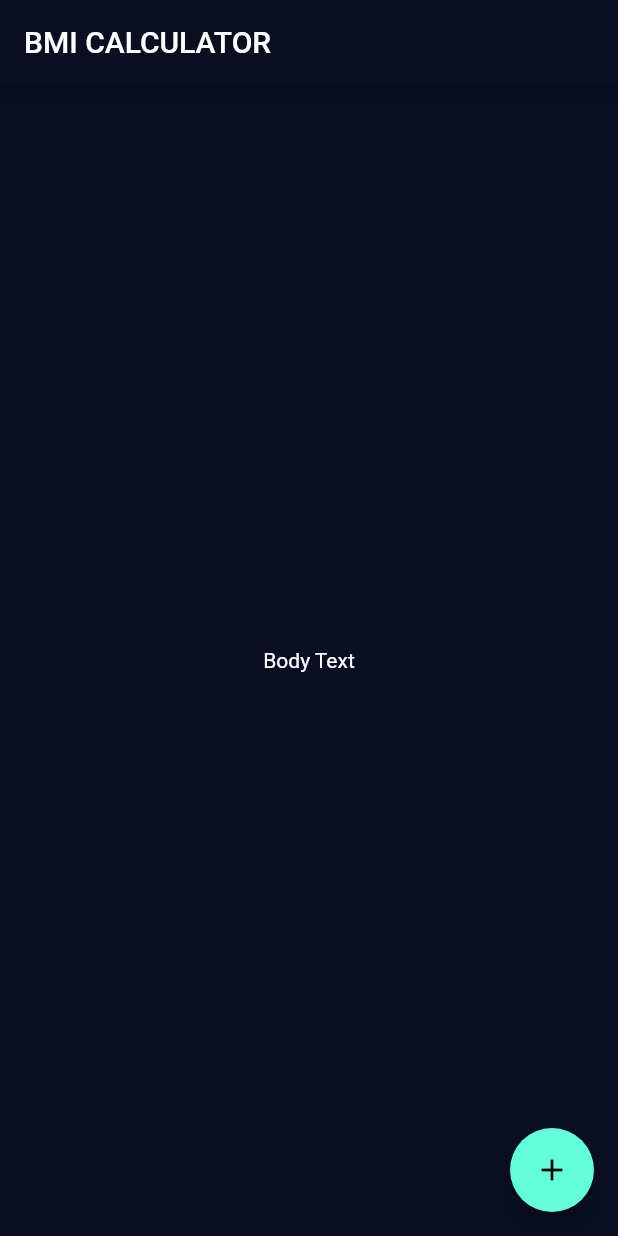
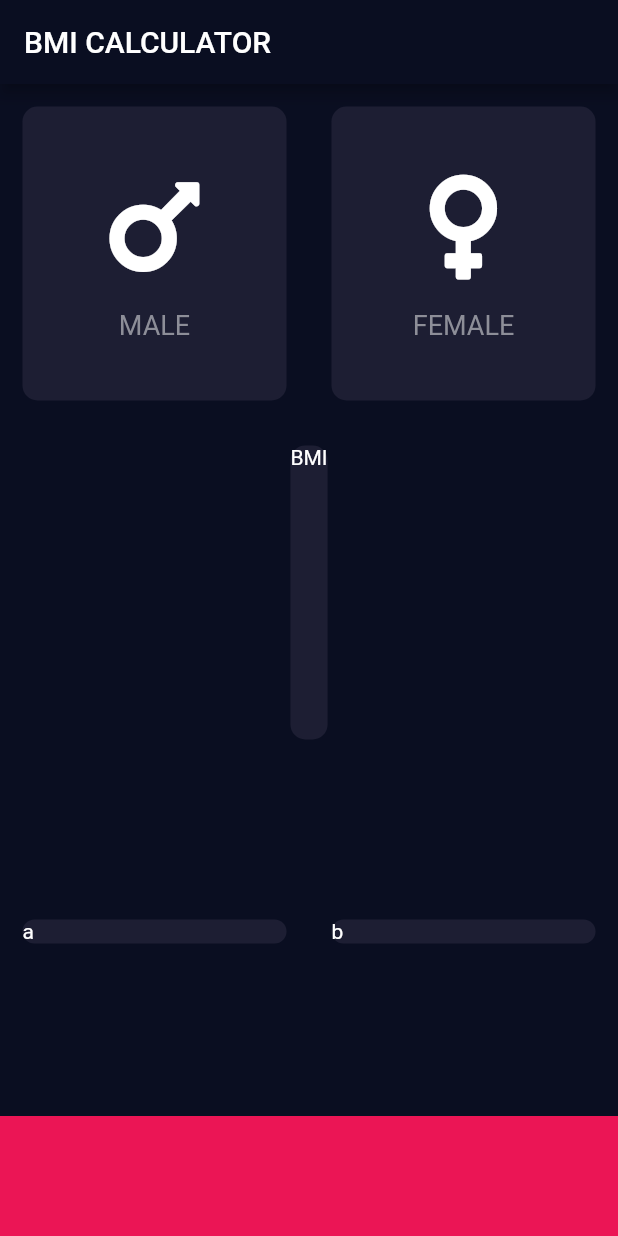
Before and after one commit to kmrosiek/bmicalculator, a Flutter app: the screen it shows after launch, on a phone screen of 412 x 824 dp. Run offline on Flutter 3.47's test engine with Material 2 defaults, Android fonts, the phone set to English and light mode, and no system bars; our stand-ins replace font_awesome_flutter.

Commit message:
Implemented gender cards design.

```diff
--- /dev/null
+++ b/lib/icon_content.dart
@@ -0,0 +1,23 @@
+
+import 'package:flutter/material.dart';
+
+class GenderCard extends StatelessWidget {
+  const GenderCard({required this.text, required this.icon});
+
+  final text;
+  final IconData icon;
+
+  @override
+  Widget build(BuildContext context) {
+    return Column(
+      mainAxisAlignment: MainAxisAlignment.center,
+      children: [
+        Icon(icon, size: 80.0),
+        SizedBox(height: 15.0),
+        Text(text,
+            style:
+                TextStyle(fontSize: 18.0, color: Color(0xFF8D8E98))),
+      ],
+    );
+  }
+}
--- a/lib/input_page.dart
+++ b/lib/input_page.dart
@@ -1,5 +1,12 @@
+import 'package:flutter/material.dart';
+import 'package:font_awesome_flutter/font_awesome_flutter.dart';
+import 'package:linkedin07bmicalculator/reusable_card.dart';
 
-import 'package:flutter/material.dart';
+import 'icon_content.dart';
+
+const bottomContainerHeight = 80.0;
+const bottomContainerColor = Color(0xFFEB1555);
+const reusableCardColor = Color(0xFF1D1E33);
 
 class InputPage extends StatefulWidget {
   @override
@@ -13,12 +20,42 @@ class _InputPageState extends State<InputPage> {
       appBar: AppBar(
         title: Text('BMI CALCULATOR'),
       ),
-      body: Center(
-        child: Text('Body Text'),
-      ),
-      floatingActionButton: FloatingActionButton(
-        onPressed: () {},
-        child: Icon(Icons.add),
+      body: Column(
+        children: [
+          Expanded(
+              child: Row(children: [
+            ReusableCard(
+              backgroundColor: reusableCardColor,
+              cardChild: GenderCard(text: 'MALE', icon: FontAwesomeIcons.mars),
+            ),
+            ReusableCard(
+              backgroundColor: reusableCardColor,
+              cardChild:
+                  GenderCard(text: 'FEMALE', icon: FontAwesomeIcons.venus),
+            ),
+          ])),
+          ReusableCard(
+            backgroundColor: reusableCardColor,
+            cardChild: Text('BMI'),
+          ),
+          Expanded(
+              child: Row(children: [
+            ReusableCard(
+              backgroundColor: reusableCardColor,
+              cardChild: Text('a'),
+            ),
+            ReusableCard(
+              backgroundColor: reusableCardColor,
+              cardChild: Text('b'),
+            ),
+          ])),
+          Container(
+            color: bottomContainerColor,
+            margin: EdgeInsets.only(top: 10.0),
+            width: double.infinity,
+            height: bottomContainerHeight,
+          )
+        ],
       ),
     );
   }
--- /dev/null
+++ b/lib/reusable_card.dart
@@ -0,0 +1,23 @@
+
+import 'package:flutter/material.dart';
+
+class ReusableCard extends StatelessWidget {
+  ReusableCard({required this.backgroundColor, required this.cardChild});
+
+  final Color backgroundColor;
+  final Widget cardChild;
+
+  @override
+  Widget build(BuildContext context) {
+    return Expanded(
+      child: Container(
+        child: cardChild,
+        margin: EdgeInsets.all(15.0),
+        decoration: BoxDecoration(
+          color: backgroundColor,
+          borderRadius: BorderRadius.circular(10.0),
+        ),
+      ),
+    );
+  }
+}
```
Also changed, not shown: pubspec.yaml (+1 -9 lines), pubspec.lock.
